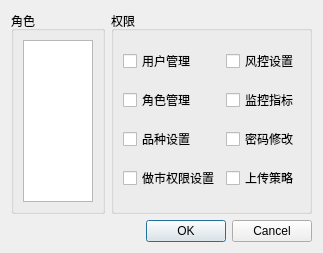
Old version of the form setting_setrole.ui in the repository ChengruiGu/CMF_Marketmaker.
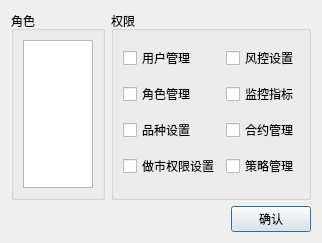
New version of the form.

```diff
--- a/setting_setrole.ui
+++ b/setting_setrole.ui
@@ -7,7 +7,7 @@
     <x>0</x>
     <y>0</y>
     <width>311</width>
-    <height>253</height>
+    <height>243</height>
    </rect>
   </property>
   <property name="windowTitle">
@@ -76,7 +76,7 @@
         <item row="2" column="1">
          <widget class="QCheckBox" name="checkBox_7">
           <property name="text">
-           <string>密码修改</string>
+           <string>合约管理</string>
           </property>
          </widget>
         </item>
@@ -90,7 +90,7 @@
         <item row="3" column="1">
          <widget class="QCheckBox" name="checkBox_8">
           <property name="text">
-           <string>上传策略</string>
+           <string>策略管理</string>
           </property>
          </widget>
         </item>
@@ -100,14 +100,28 @@
     </layout>
    </item>
    <item>
-    <widget class="QDialogButtonBox" name="buttonBox">
-     <property name="orientation">
-      <enum>Qt::Horizontal</enum>
-     </property>
-     <property name="standardButtons">
-      <set>QDialogButtonBox::Cancel|QDialogButtonBox::Ok</set>
-     </property>
-    </widget>
+    <layout class="QHBoxLayout" name="horizontalLayout_3">
+     <item>
+      <spacer name="horizontalSpacer">
+       <property name="orientation">
+        <enum>Qt::Horizontal</enum>
+       </property>
+       <property name="sizeHint" stdset="0">
+        <size>
+         <width>40</width>
+         <height>20</height>
+        </size>
+       </property>
+      </spacer>
+     </item>
+     <item>
+      <widget class="QPushButton" name="pushButton">
+       <property name="text">
+        <string>确认</string>
+       </property>
+      </widget>
+     </item>
+    </layout>
    </item>
   </layout>
  </widget>
```
Left out of the diff: 35 changed lines with no effect on the pictures.
